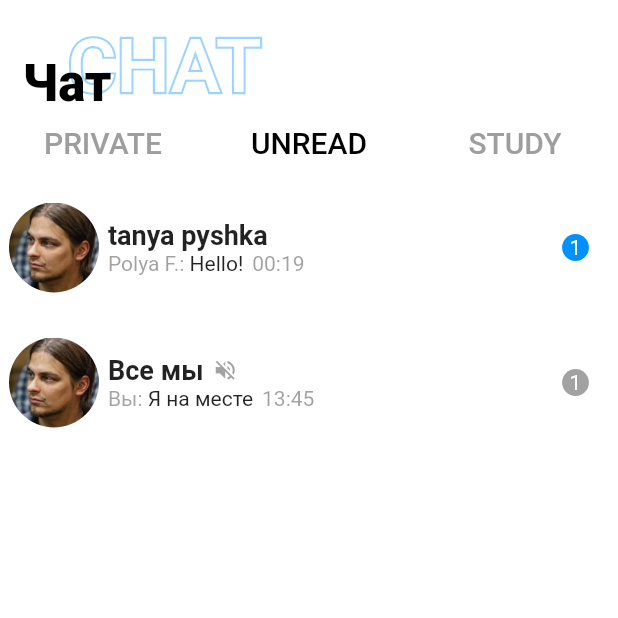
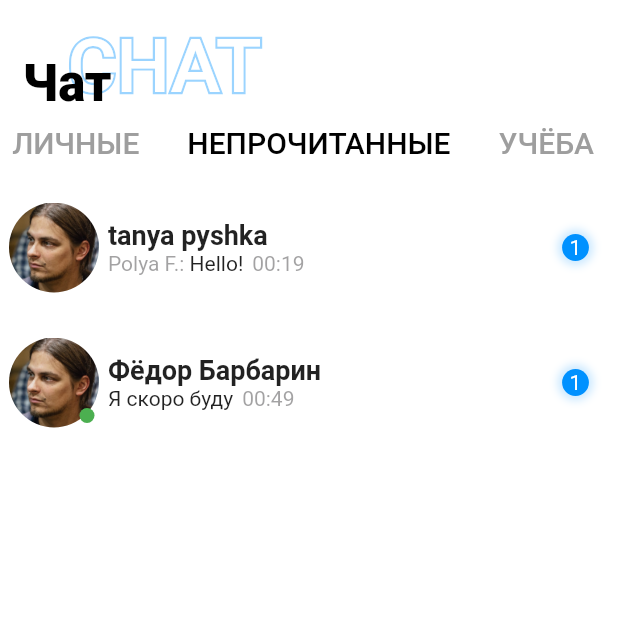
Before and after one commit to Ishanova/flutter_fluffychat_ios, a Flutter app: the screen it shows after launch, tab 2 chosen, on a phone screen of 412 x 824 dp, the top half of it. Run offline on Flutter 3.47's test engine with Material 2 defaults, Android fonts, the phone set to English and light mode, and no system bars.

```diff
--- a/lib/main.dart
+++ b/lib/main.dart
@@ -65,16 +65,19 @@ class TestFlutter extends StatelessWidget {
                   ),
                   bottom:
                   TabBar(
-                    //isScrollable: true,
+                    isScrollable: true,
                     indicatorColor: Colors.transparent,
                     labelColor: Colors.black,
                     unselectedLabelColor: Colors.grey,
                     tabs: [
-                      Tab(text: "PRIVATE"),
-                      Tab(text: "UNREAD"),
-                      Tab(text: "STUDY")
+                      Tab(text: "ЛИЧНЫЕ"),
+                      Tab(text: "НЕПРОЧИТАННЫЕ"),
+                      Tab(text: "УЧЁБА")
                     ],
-                    labelStyle: TextStyle(fontSize: 20),
+                    labelStyle: TextStyle(
+                      fontSize: 20,
+                      fontWeight:  FontWeight.w500,
+                    ),
                   ),
                   backgroundColor: Colors.white,
                 ),
--- a/lib/view/chatRow.dart
+++ b/lib/view/chatRow.dart
@@ -124,6 +124,14 @@ class ChatRow extends ListTile {
                           ),
                         ),
                         decoration: BoxDecoration(
+                          boxShadow: [
+                            BoxShadow(
+                              color: user.mutedChatsName.contains(toRow.chatName) ? backgroundColor.withOpacity(0.2) : contrastColor.withOpacity(0.2),
+                              spreadRadius: 3,
+                              blurRadius: 4,
+                              //offset: Offset(0, 3), // changes position of shadow
+                            ),
+                          ],
                           color: user.mutedChatsName.contains(toRow.chatName) ? backgroundColor : contrastColor,
                           shape: BoxShape.rectangle,
                           borderRadius: BorderRadius.circular(30),
--- a/lib/view/chatsList.dart
+++ b/lib/view/chatsList.dart
@@ -51,7 +51,7 @@ List chats = [
       [
         Message("Иван Петров", "15 мая 2021", "00:09", "Ты где?", {"Иван Петров", "Фёдор Барбарин"}),
         Message("Фёдор Барбарин", "15 мая 2021", "00:19", "Жди", {"Иван Петров", "Фёдор Барбарин"}),
-        Message("Фёдор Барбарин", "15 мая 2021", "00:49", "Я скоро буду", {"Иван Петров", "Фёдор Барбарин"})
+        Message("Фёдор Барбарин", "15 мая 2021", "00:49", "Я скоро буду", {"Фёдор Барбарин"})
       ],
       false),
   Chat("Все мы",
@@ -65,7 +65,7 @@ List chats = [
       [
         Message("Фёдор Барбарин", "15 мая 2021", "00:19", "Погнали гулять", {"Иван Петров", "Фёдор Барбарин", "Polya Franc"}),
         Message("Polya Franc", "15 мая 2021", "00:49", "Я скоро буду", {"Иван Петров", "Фёдор Барбарин", "Polya Franc"}),
-        Message("Иван Петров", "15 мая 2021", "13:45", "Я на месте", { "Фёдор Барбарин"}),
+        Message("Иван Петров", "15 мая 2021", "13:45", "Я на месте", { "Фёдор Барбарин", "Иван Петров"}),
       ],
       false),
 ];
```
